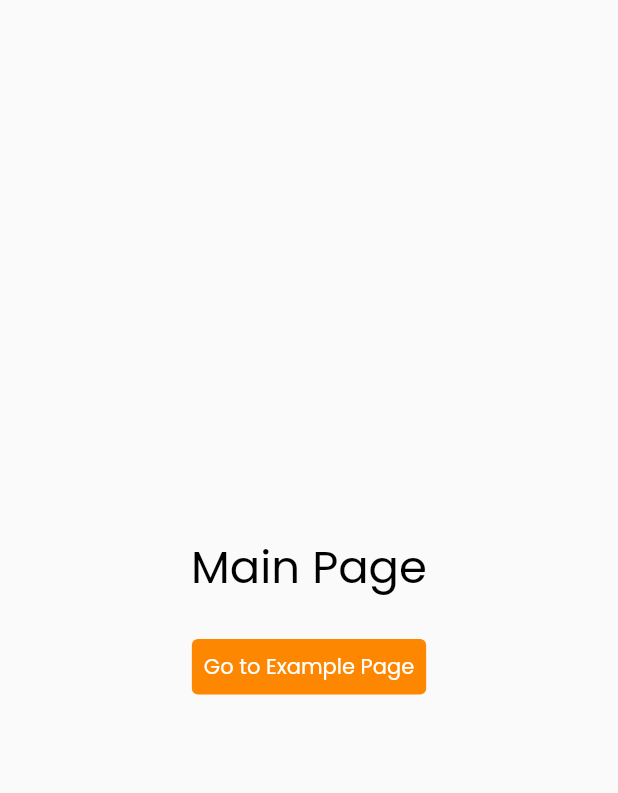
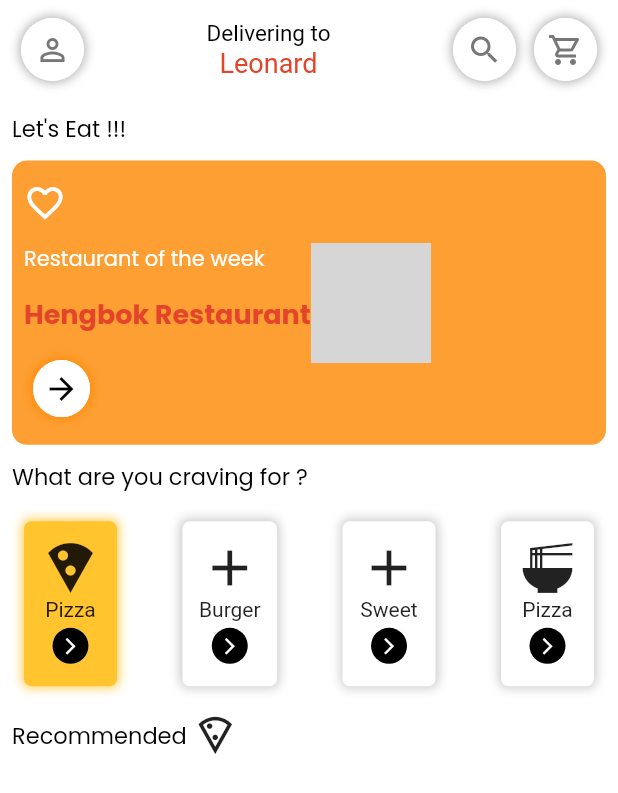
Before and after one commit to stikom-valley/food-app, a Flutter app: the screen it shows after launch, on a phone screen of 412 x 824 dp. Shown: the top 793 px of the screen. Run offline on Flutter 3.47's test engine with Material 2 defaults, Android fonts, the phone set to English and light mode, and no system bars; our stand-ins replace google_fonts; network calls fail; grey boxes are pictures that could not be loaded.

Commit message:
Done upto craving for part

```diff
--- a/lib/ui/pages/main_page.dart
+++ b/lib/ui/pages/main_page.dart
@@ -5,31 +5,91 @@ class MainPage extends StatelessWidget {
 
   @override
   Widget build(BuildContext context) {
-    return Scaffold(
-      body: Center(
-        child: Column(
-          mainAxisAlignment: MainAxisAlignment.center,
-          crossAxisAlignment: CrossAxisAlignment.center,
-          children: [
-            Text(
-              "Main Page",
-              style: AppTypography.blackw400.copyWith(fontSize: 30),
-            ),
-            const SizedBox(height: 20),
-            BaseButton(
-                buttonColor: AppColor.mainColor,
-                child: Text(
-                  "Go to Example Page",
-                  style: AppTypography.whitew400,
+    return SafeArea(
+      child: Scaffold(
+        body: Container(
+          color: AppColor.whiteColor,
+          child: Column(
+            children: [
+              Container(
+                child: Padding(
+                  padding: const EdgeInsets.all(8.0),
+                  child: Row(
+                    mainAxisAlignment: MainAxisAlignment.spaceBetween,
+                    children: [
+                      CircularIconButton(
+                        icon: Icons.person_outline,
+                        iconColor: AppColor.greyColor,
+                        shadowColor: AppColor.greyColor.withOpacity(0.6),
+                        radius: 21,
+                        onPressed: () {
+                          //TODO:Navigate to user profile screen
+                        },
+                      ),
+                      Column(
+                        children: const [
+                          Text(
+                            'Delivering to',
+                            style: TextStyle(
+                                color: AppColor.blackColor, fontSize: 15),
+                          ),
+                          Text(
+                            "Leonard",
+                            style: TextStyle(
+                                color: AppColor.redColor, fontSize: 18),
+                          )
+                        ],
+                      ),
+                      Row(
+                        children: [
+                          CircularIconButton(
+                            icon: Icons.search,
+                            iconColor: AppColor.greyColor,
+                            shadowColor: AppColor.greyColor.withOpacity(0.6),
+                            radius: 21,
+                            onPressed: () {
+                              //TODO:Implete search functionality
+                            },
+                          ),
+                          CircularIconButton(
+                            icon: Icons.shopping_cart_outlined,
+                            iconColor: AppColor.greyColor,
+                            shadowColor: AppColor.greyColor.withOpacity(0.6),
+                            radius: 21,
+                            onPressed: () {
+                              //TODO:Navigate to cart screen
+                            },
+                          )
+                        ],
+                      ),
+                    ],
+                  ),
                 ),
-                onTap: () {
-                  Navigator.pushNamed(
-                    context,
-                    AppRoutes.examplePage,
-                    arguments: "some value",
-                  );
-                })
-          ],
+              ),
+              SingleChildScrollView(
+                child: Padding(
+                  padding: const EdgeInsets.all(8.0),
+                  child: Column(
+                    crossAxisAlignment: CrossAxisAlignment.stretch,
+                    mainAxisSize: MainAxisSize.min,
+                    children: [
+                      Text("Let\'s Eat !!!",style: AppTypography.blackw400.copyWith(fontSize: 15),),
+                      RestaurantOfTheWeekCard(),
+                      Text("What are you craving for ?",style: AppTypography.blackw400.copyWith(fontSize: 15),),
+                      DishSuggestionCard(),
+                      Row(
+                        children: [
+                          Text("Recommended ",style: AppTypography.blackw400.copyWith(fontSize: 15),),
+                          Icon(Icons.local_pizza_outlined,size: 30,),
+                        ],
+                      ),
+
+                    ],
+                  ),
+                ),
+              )
+            ],
+          ),
         ),
       ),
     );
--- a/lib/ui/pages/pages.dart
+++ b/lib/ui/pages/pages.dart
@@ -4,5 +4,9 @@ import 'package:food_app/utils/app_router.dart';
 import 'package:food_app/utils/app_typography.dart';
 import 'package:food_app/utils/app_color.dart';
 
+import '../widgets/circular_icon_button.dart';
+import '../widgets/dish_suggestion_card.dart';
+import '../widgets/restaurant_of_the_week_card.dart';
+
 part 'main_page.dart';
 part 'example_page.dart';
--- /dev/null
+++ b/lib/ui/widgets/circular_icon_button.dart
@@ -0,0 +1,46 @@
+import 'package:flutter/material.dart';
+
+import '../../utils/app_color.dart';
+
+class CircularIconButton extends StatelessWidget {
+  final IconData icon;
+  final Function()? onPressed;
+  final Color shadowColor;
+  final Color iconColor;
+  final double radius;
+  Color backgroundColor;
+  double iconSize;
+  CircularIconButton({super.key, required this.icon, this.onPressed,required this.shadowColor,required this.iconColor,required this.radius,this.backgroundColor=AppColor.whiteColor,this.iconSize=24});
+
+
+  @override
+  Widget build(BuildContext context) {
+    return Padding(
+      padding: const EdgeInsets.symmetric(vertical: 4, horizontal: 6),
+      child: InkWell(
+        onTap: onPressed,
+        child: Container(
+          decoration: BoxDecoration(
+            color: Colors.white,
+            shape: BoxShape.circle,
+            boxShadow: [
+              BoxShadow(
+                  blurRadius: 5, color: shadowColor, spreadRadius: 1)
+            ],
+          ),
+          child: CircleAvatar(
+            backgroundColor:backgroundColor,
+            radius:radius,
+            child: Center(
+              child: Icon(
+                icon,
+                color: iconColor,
+                size: iconSize,
+              ),
+            ),
+          ),
+        ),
+      ),
+    );
+  }
+}
--- /dev/null
+++ b/lib/ui/widgets/dish_suggestion_card.dart
@@ -0,0 +1,56 @@
+import 'package:flutter/material.dart';
+import 'package:food_app/ui/widgets/circular_icon_button.dart';
+import 'package:food_app/ui/widgets/dish_suggestion_card_item.dart';
+import 'package:food_app/utils/app_color.dart';
+
+class DishSuggestionCard extends StatefulWidget {
+  @override
+  State<DishSuggestionCard> createState() => _DishSuggestionCardState();
+}
+
+class _DishSuggestionCardState extends State<DishSuggestionCard> {
+  int selectedItem=0;
+
+  @override
+  Widget build(BuildContext context) {
+    return Container(
+      margin: const EdgeInsets.symmetric(vertical: 10),
+      child: Padding(
+        padding: const EdgeInsets.all(8.0),
+        child: Row(
+          mainAxisAlignment: MainAxisAlignment.spaceBetween,
+          children: [
+            GestureDetector(
+                onTap: (){
+                  setState(() {
+                    selectedItem=0;
+                  });
+                },
+                child: DishSuggestionCardItem(dishIcon: Icons.local_pizza,dishName: "Pizza", isSelected: selectedItem==0?true:false,),),
+            GestureDetector(
+                onTap: (){
+                  setState(() {
+                    selectedItem=1;
+                  });
+                },
+                child: DishSuggestionCardItem(dishIcon: Icons.add,dishName: "Burger", isSelected: selectedItem==1?true:false,),),
+            GestureDetector(
+                onTap: (){
+                  setState(() {
+                    selectedItem=2;
+                  });
+                },
+                child: DishSuggestionCardItem(dishIcon: Icons.add,dishName: "Sweet", isSelected: selectedItem==2?true:false,),),
+            GestureDetector(
+                onTap: (){
+                  setState(() {
+                    selectedItem=3;
+                  });
+                },
+                child: DishSuggestionCardItem(dishIcon: Icons.ramen_dining,dishName: "Pizza", isSelected: selectedItem==3?true:false,),),
+          ],
+        ),
+      ),
+    );
+  }
+}
--- /dev/null
+++ b/lib/ui/widgets/dish_suggestion_card_item.dart
@@ -0,0 +1,36 @@
+import 'package:flutter/material.dart';
+import 'package:food_app/ui/widgets/circular_icon_button.dart';
+import 'package:food_app/utils/app_color.dart';
+
+class DishSuggestionCardItem extends StatelessWidget {
+  final IconData dishIcon;
+  final String dishName;
+  bool isSelected;
+  DishSuggestionCardItem({super.key, required this.dishIcon, required this.dishName,required this.isSelected});
+
+
+  @override
+  Widget build(BuildContext context) {
+    return Container(
+      decoration: BoxDecoration(
+        color: isSelected?AppColor.yellowColor:AppColor.whiteColor,
+        border: Border.all(color: isSelected?AppColor.yellowColor:AppColor.whiteColor),
+        borderRadius: BorderRadius.circular(5),
+        boxShadow: [
+          BoxShadow(
+              blurRadius: 5, color: isSelected?AppColor.yellowColor.withOpacity(0.8):AppColor.greyColor.withOpacity(0.4), spreadRadius: 1)
+        ],
+      ),
+      child: Padding(
+        padding: const EdgeInsets.symmetric(horizontal: 10,vertical: 10),
+        child: Column(
+          children: [
+            Icon(dishIcon,size: 40,),
+            Text(dishName),
+            CircularIconButton(icon: Icons.arrow_forward_ios, shadowColor: Colors.transparent, iconColor: AppColor.whiteColor, radius: 12,backgroundColor: AppColor.blackColor,iconSize: 13,)
+          ],
+        ),
+      ),
+    );
+  }
+}
--- /dev/null
+++ b/lib/ui/widgets/restaurant_of_the_week_card.dart
@@ -0,0 +1,69 @@
+import 'package:flutter/material.dart';
+import 'package:food_app/ui/widgets/circular_icon_button.dart';
+
+import '../../utils/app_color.dart';
+import '../../utils/app_typography.dart';
+
+class RestaurantOfTheWeekCard extends StatelessWidget {
+  const RestaurantOfTheWeekCard({
+    Key? key,
+  }) : super(key: key);
+
+  @override
+  Widget build(BuildContext context) {
+    return Container(
+      margin: EdgeInsets.symmetric(vertical: 10),
+      height: MediaQuery.of(context).size.height * 0.23,
+      decoration: BoxDecoration(
+          color: AppColor.mainColor.withOpacity(0.8),
+          borderRadius: BorderRadius.circular(10)),
+      child: Padding(
+        padding: const EdgeInsets.all(8.0),
+        child: Row(
+          children: [
+            Column(
+              crossAxisAlignment: CrossAxisAlignment.start,
+              mainAxisAlignment:
+              MainAxisAlignment.spaceAround,
+              children: [
+                GestureDetector(
+                    onTap: () {
+                      //TODO:Like functionality
+                    },
+                    child: const Icon(
+                      Icons.favorite_border,
+                      size: 28,
+                      color: AppColor.whiteColor,
+                    )),
+                Text(
+                  "Restaurant of the week",
+                  style:
+                  AppTypography.whitew400.copyWith(fontSize: 14),
+                ),
+                Text(
+                  "Hengbok Restaurant",
+                  style: AppTypography.redw400.copyWith(fontWeight: FontWeight.bold,fontSize: 18),
+                ),
+                CircularIconButton(
+                  icon: Icons.arrow_forward,
+                  shadowColor: AppColor.mainColor,
+                  iconColor: AppColor.blackColor,
+                  radius: 19,
+                )
+              ],
+            ),
+            Column(
+              mainAxisAlignment: MainAxisAlignment.center,
+              children: [
+                Container(
+                    width:80,
+                    height: 80,
+                    child: Image.network("https://www.google.com/url?sa=i&url=https%3A%2F%2Fwww.freepnglogos.com%2Fpics%2Ffood&psig=AOvVaw2rpjjXsAwOKq2RvDCgD6ZR&ust=1669301030135000&source=images&cd=vfe&ved=0CA8QjRxqFwoTCLjOh4nFxPsCFQAAAAAdAAAAABAE",fit: BoxFit.cover,)),
+              ],
+            )
+          ],
+        ),
+      ),
+    );
+  }
+}
```
Also changed, not shown: pubspec.lock.
